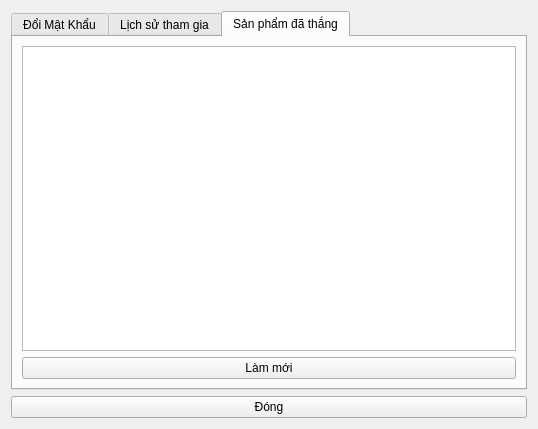
Qt form AuctionClient/profiledialog.ui (nhatsonle/LAN_BiddingSystem) before a commit.
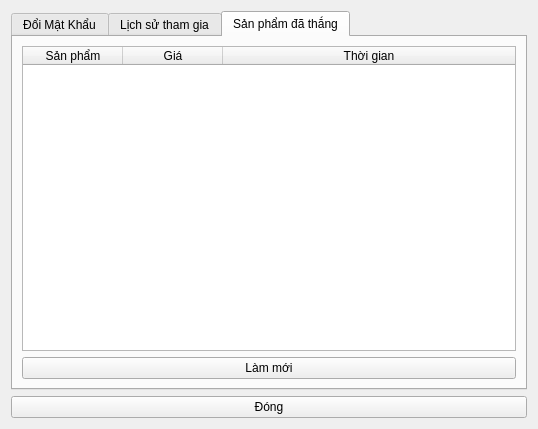
The same form after that commit. The open tabs and pages were chosen to show the change.

Commit message: feat: Migrate room and history displays from QListWidget to QTableWidget, updating associated UI and logic for improved data presentation.

What changed in the file:
```diff
--- a/AuctionClient/profiledialog.ui
+++ b/AuctionClient/profiledialog.ui
@@ -98,7 +98,41 @@
       </attribute>
       <layout class="QVBoxLayout" name="verticalLayout_3">
        <item>
-        <widget class="QListWidget" name="listWon"/>
+        <widget class="QTableWidget" name="tableWon">
+         <property name="editTriggers">
+          <set>QAbstractItemView::EditTrigger::NoEditTriggers</set>
+         </property>
+         <property name="selectionMode">
+          <enum>QAbstractItemView::SelectionMode::SingleSelection</enum>
+         </property>
+         <property name="selectionBehavior">
+          <enum>QAbstractItemView::SelectionBehavior::SelectRows</enum>
+         </property>
+         <property name="showGrid">
+          <bool>true</bool>
+         </property>
+         <attribute name="horizontalHeaderVisible">
+          <bool>true</bool>
+         </attribute>
+         <attribute name="horizontalHeaderStretchLastSection">
+          <bool>true</bool>
+         </attribute>
+         <column>
+          <property name="text">
+           <string>Sản phẩm</string>
+          </property>
+         </column>
+         <column>
+          <property name="text">
+           <string>Giá</string>
+          </property>
+         </column>
+         <column>
+          <property name="text">
+           <string>Thời gian</string>
+          </property>
+         </column>
+        </widget>
        </item>
        <item>
         <widget class="QPushButton" name="btnRefreshWon">
```
Left out of the diff: 38 changed lines with no effect on the pictures. The commit also changes 3 other files.
